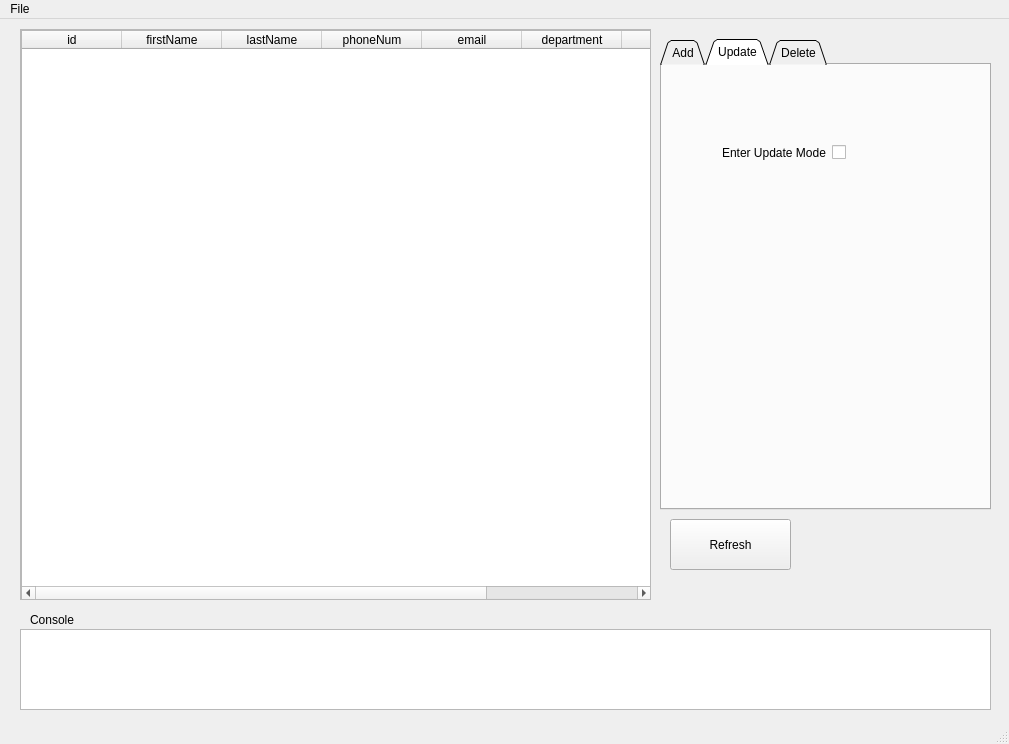
This is Ui_MainWindow.ui in Farhan1232001/DatabaseManagementSystem as Qt 5 draws it before an edit. The edited form follows.
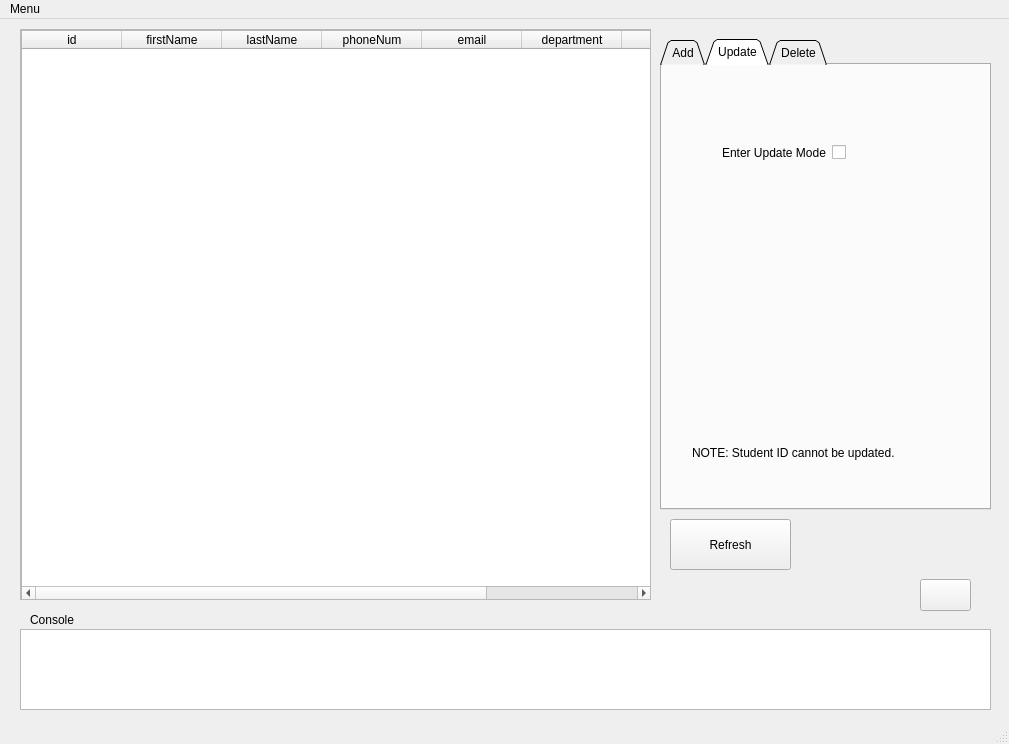
This is the edited form. The open tabs and pages were chosen to show the change. Icons and pictures are not drawn.

Commit message: Created settings window

```diff
--- a/Ui_MainWindow.ui
+++ b/Ui_MainWindow.ui
@@ -188,6 +188,19 @@
        </item>
       </layout>
      </widget>
+     <widget class="QLabel" name="label">
+      <property name="geometry">
+       <rect>
+        <x>30</x>
+        <y>380</y>
+        <width>251</width>
+        <height>16</height>
+       </rect>
+      </property>
+      <property name="text">
+       <string>NOTE: Student ID cannot be updated.</string>
+      </property>
+     </widget>
     </widget>
     <widget class="QWidget" name="delete_tab">
      <attribute name="title">
@@ -353,6 +366,19 @@
       <normaloff>.</normaloff>.</iconset>
     </property>
    </widget>
+   <widget class="QPushButton" name="settings_btn">
+    <property name="geometry">
+     <rect>
+      <x>920</x>
+      <y>560</y>
+      <width>51</width>
+      <height>32</height>
+     </rect>
+    </property>
+    <property name="text">
+     <string/>
+    </property>
+   </widget>
   </widget>
   <widget class="QMenuBar" name="menubar">
    <property name="geometry">
@@ -365,7 +391,7 @@
    </property>
    <widget class="QMenu" name="menuMain">
     <property name="title">
-     <string>File</string>
+     <string>Menu</string>
     </property>
    </widget>
    <addaction name="menuMain"/>
```
Left out of the diff: 10 changed lines with no effect on the pictures. The commit also changes 14 other files.
